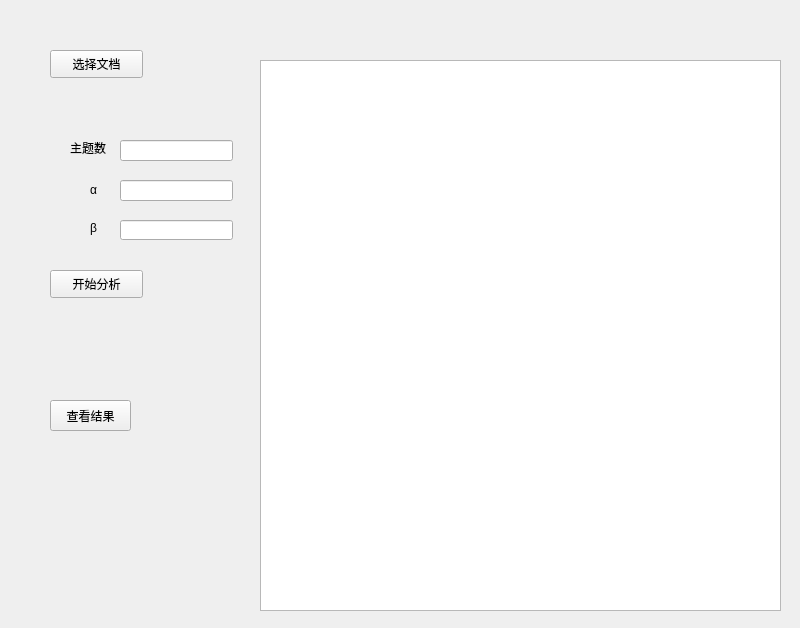
The window that TopicDetection.ui (FoolishDominator/TopicDetection) describes before a commit, drawn with Qt 5.
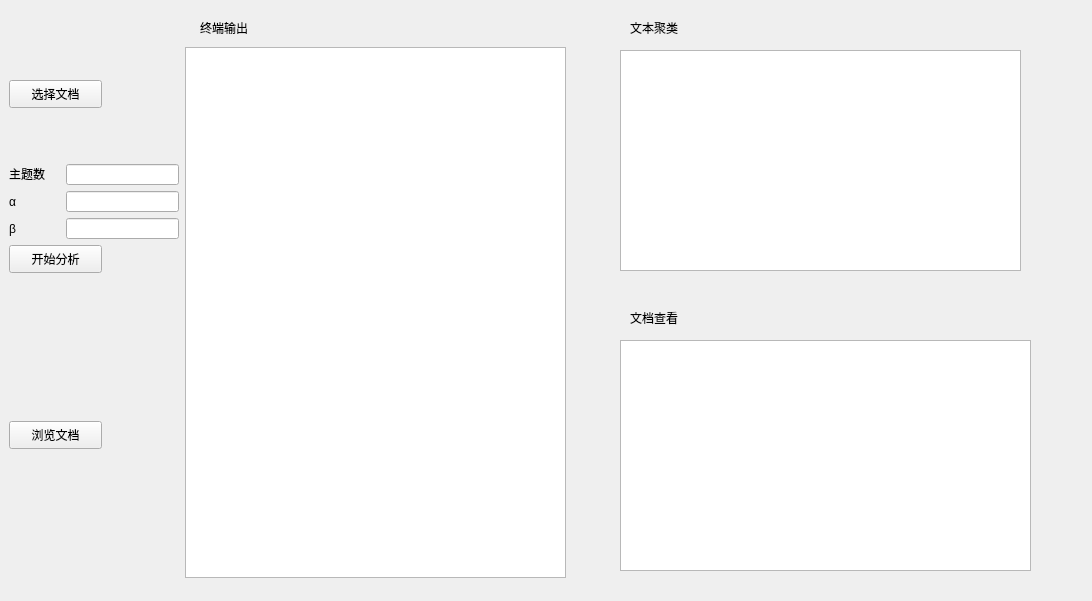
The same window after the commit.

Commit message: 最终提交版本，新增选择文件夹功能，在gui界面上输出主题对应词语分布，按主题进行文本聚类，还能浏览文档内容。

Patch:
```diff
--- a/TopicDetection.ui
+++ b/TopicDetection.ui
@@ -6,76 +6,229 @@
    <rect>
     <x>0</x>
     <y>0</y>
-    <width>800</width>
-    <height>628</height>
+    <width>1092</width>
+    <height>601</height>
    </rect>
   </property>
   <property name="windowTitle">
    <string>文本主题检测</string>
   </property>
+  <widget class="QLabel" name="label4">
+   <property name="geometry">
+    <rect>
+     <x>200</x>
+     <y>20</y>
+     <width>60</width>
+     <height>16</height>
+    </rect>
+   </property>
+   <property name="text">
+    <string>终端输出</string>
+   </property>
+  </widget>
+  <widget class="QLabel" name="label5">
+   <property name="geometry">
+    <rect>
+     <x>630</x>
+     <y>20</y>
+     <width>60</width>
+     <height>16</height>
+    </rect>
+   </property>
+   <property name="text">
+    <string>文本聚类</string>
+   </property>
+  </widget>
+  <widget class="QPushButton" name="Btn_SelectDoc">
+   <property name="geometry">
+    <rect>
+     <x>9</x>
+     <y>80</y>
+     <width>93</width>
+     <height>28</height>
+    </rect>
+   </property>
+   <property name="minimumSize">
+    <size>
+     <width>93</width>
+     <height>28</height>
+    </size>
+   </property>
+   <property name="maximumSize">
+    <size>
+     <width>93</width>
+     <height>28</height>
+    </size>
+   </property>
+   <property name="text">
+    <string>选择文档</string>
+   </property>
+  </widget>
+  <widget class="QTextBrowser" name="textBrowser">
+   <property name="geometry">
+    <rect>
+     <x>185</x>
+     <y>47</y>
+     <width>381</width>
+     <height>531</height>
+    </rect>
+   </property>
+  </widget>
+  <widget class="QTextBrowser" name="textBrowser2">
+   <property name="geometry">
+    <rect>
+     <x>620</x>
+     <y>50</y>
+     <width>401</width>
+     <height>221</height>
+    </rect>
+   </property>
+  </widget>
   <widget class="QLabel" name="label1">
    <property name="geometry">
     <rect>
-     <x>70</x>
-     <y>140</y>
+     <x>9</x>
+     <y>166</y>
      <width>51</width>
      <height>16</height>
     </rect>
    </property>
+   <property name="minimumSize">
+    <size>
+     <width>51</width>
+     <height>16</height>
+    </size>
+   </property>
+   <property name="maximumSize">
+    <size>
+     <width>51</width>
+     <height>16</height>
+    </size>
+   </property>
    <property name="text">
     <string>主题数</string>
    </property>
   </widget>
+  <widget class="QLineEdit" name="LineEdit_para1">
+   <property name="geometry">
+    <rect>
+     <x>66</x>
+     <y>164</y>
+     <width>113</width>
+     <height>21</height>
+    </rect>
+   </property>
+   <property name="minimumSize">
+    <size>
+     <width>113</width>
+     <height>21</height>
+    </size>
+   </property>
+   <property name="maximumSize">
+    <size>
+     <width>113</width>
+     <height>21</height>
+    </size>
+   </property>
+   <property name="text">
+    <string/>
+   </property>
+  </widget>
   <widget class="QLabel" name="label2">
    <property name="geometry">
     <rect>
-     <x>90</x>
-     <y>180</y>
+     <x>9</x>
+     <y>191</y>
      <width>21</width>
-     <height>20</height>
+     <height>21</height>
     </rect>
    </property>
+   <property name="minimumSize">
+    <size>
+     <width>21</width>
+     <height>21</height>
+    </size>
+   </property>
+   <property name="maximumSize">
+    <size>
+     <width>21</width>
+     <height>21</height>
+    </size>
+   </property>
    <property name="text">
     <string>α</string>
    </property>
   </widget>
-  <widget class="QLineEdit" name="LineEdit_para1">
-   <property name="geometry">
-    <rect>
-     <x>120</x>
-     <y>140</y>
-     <width>113</width>
-     <height>21</height>
-    </rect>
-   </property>
-   <property name="text">
-    <string/>
-   </property>
-  </widget>
   <widget class="QLineEdit" name="LineEdit_para2">
    <property name="geometry">
     <rect>
-     <x>120</x>
-     <y>180</y>
+     <x>66</x>
+     <y>191</y>
      <width>113</width>
      <height>21</height>
     </rect>
    </property>
+   <property name="minimumSize">
+    <size>
+     <width>113</width>
+     <height>21</height>
+    </size>
+   </property>
+   <property name="maximumSize">
+    <size>
+     <width>113</width>
+     <height>21</height>
+    </size>
+   </property>
    <property name="text">
     <string/>
    </property>
   </widget>
-  <widget class="QPushButton" name="Btn_SelectDoc">
+  <widget class="QLabel" name="label3">
    <property name="geometry">
     <rect>
-     <x>50</x>
-     <y>50</y>
-     <width>93</width>
-     <height>28</height>
+     <x>9</x>
+     <y>218</y>
+     <width>21</width>
+     <height>21</height>
     </rect>
    </property>
+   <property name="minimumSize">
+    <size>
+     <width>21</width>
+     <height>21</height>
+    </size>
+   </property>
+   <property name="maximumSize">
+    <size>
+     <width>21</width>
+     <height>21</height>
+    </size>
+   </property>
    <property name="text">
-    <string>选择文档</string>
+    <string>β</string>
+   </property>
+  </widget>
+  <widget class="QLineEdit" name="LineEdit_para3">
+   <property name="geometry">
+    <rect>
+     <x>66</x>
+     <y>218</y>
+     <width>113</width>
+     <height>21</height>
+    </rect>
+   </property>
+   <property name="minimumSize">
+    <size>
+     <width>113</width>
+     <height>21</height>
+    </size>
+   </property>
+   <property name="maximumSize">
+    <size>
+     <width>113</width>
+     <height>21</height>
+    </size>
    </property>
   </widget>
   <widget class="QPushButton" name="Btn_Process">
@@ -84,60 +237,74 @@
    </property>
    <property name="geometry">
     <rect>
-     <x>50</x>
-     <y>270</y>
+     <x>9</x>
+     <y>245</y>
      <width>93</width>
      <height>28</height>
     </rect>
    </property>
+   <property name="minimumSize">
+    <size>
+     <width>93</width>
+     <height>28</height>
+    </size>
+   </property>
+   <property name="maximumSize">
+    <size>
+     <width>93</width>
+     <height>28</height>
+    </size>
+   </property>
    <property name="text">
     <string>开始分析</string>
    </property>
   </widget>
-  <widget class="QTextBrowser" name="textBrowser">
+  <widget class="QLabel" name="label6">
    <property name="geometry">
     <rect>
-     <x>260</x>
-     <y>60</y>
-     <width>521</width>
-     <height>551</height>
-    </rect>
-   </property>
-  </widget>
-  <widget class="QLineEdit" name="LineEdit_para3">
-   <property name="geometry">
-    <rect>
-     <x>120</x>
-     <y>220</y>
-     <width>113</width>
-     <height>20</height>
-    </rect>
-   </property>
-  </widget>
-  <widget class="QLabel" name="label3">
-   <property name="geometry">
-    <rect>
-     <x>90</x>
-     <y>220</y>
-     <width>16</width>
+     <x>630</x>
+     <y>310</y>
+     <width>60</width>
      <height>16</height>
     </rect>
    </property>
    <property name="text">
-    <string>β</string>
+    <string>文档查看</string>
    </property>
   </widget>
   <widget class="QPushButton" name="Btn_Result">
    <property name="geometry">
     <rect>
-     <x>50</x>
-     <y>400</y>
-     <width>81</width>
-     <height>31</height>
+     <x>9</x>
+     <y>421</y>
+     <width>93</width>
+     <height>28</height>
     </rect>
    </property>
+   <property name="minimumSize">
+    <size>
+     <width>93</width>
+     <height>28</height>
+    </size>
+   </property>
+   <property name="maximumSize">
+    <size>
+     <width>93</width>
+     <height>28</height>
+    </size>
+   </property>
    <property name="text">
-    <string>查看结果</string>
+    <string>浏览文档</string>
+   </property>
+  </widget>
+  <widget class="QTextBrowser" name="textBrowser3">
+   <property name="geometry">
+    <rect>
+     <x>620</x>
+     <y>340</y>
+     <width>411</width>
+     <height>231</height>
+    </rect>
    </property>
   </widget>
  </widget>
```
The commit also changes 2 other files.
